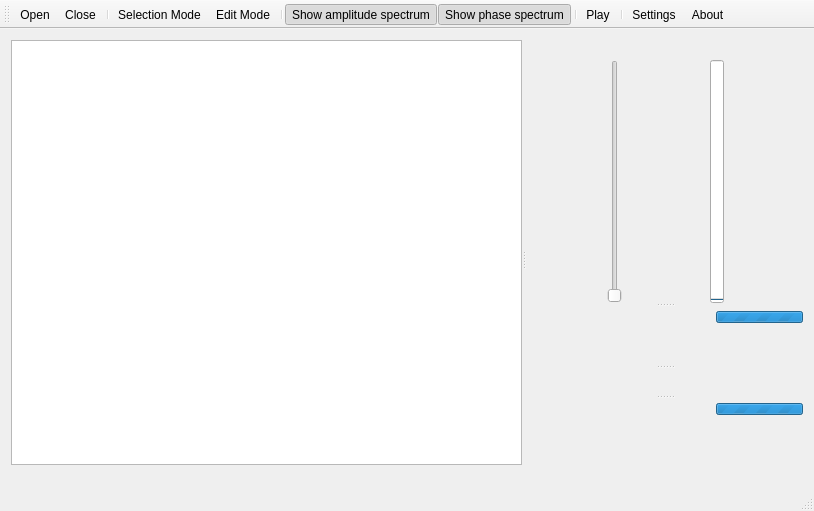
First picture: the form in src/wmainwindow.ui, repository gillesdegottex/dfasma, before the edit.
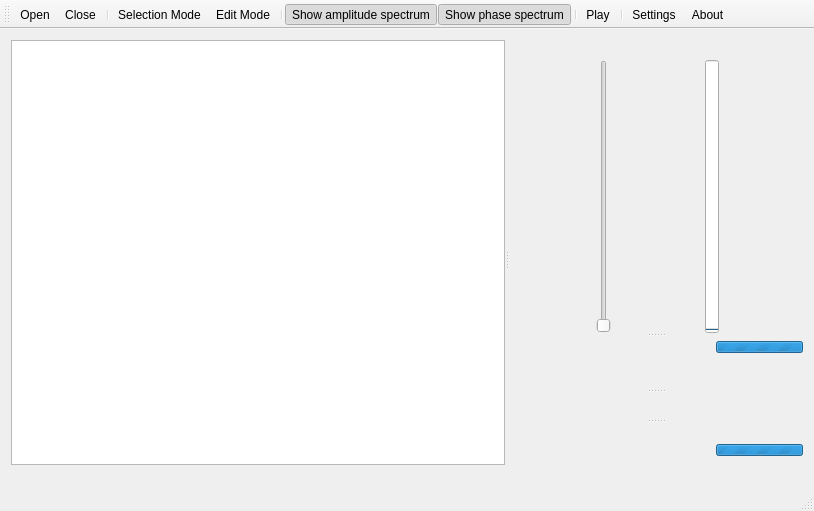
Second picture: the form after the edit. Icons and pictures are not drawn.

Patch:
```diff
--- a/src/wmainwindow.ui
+++ b/src/wmainwindow.ui
@@ -14,7 +14,7 @@
    <string>DFasma</string>
   </property>
   <widget class="QWidget" name="centralWidget">
-   <layout class="QHBoxLayout" name="horizontalLayout_4">
+   <layout class="QVBoxLayout" name="verticalLayout_10">
     <item>
      <widget class="QSplitter" name="splitterMain">
       <property name="orientation">
@@ -203,10 +203,7 @@
         </layout>
        </widget>
        <widget class="QWidget" name="wSpectra" native="true">
-        <layout class="QVBoxLayout" name="verticalLayout_9">
-         <property name="spacing">
-          <number>0</number>
-         </property>
+        <layout class="QVBoxLayout" name="verticalLayout_3">
          <property name="leftMargin">
           <number>0</number>
          </property>
@@ -246,7 +243,26 @@
             <item>
              <layout class="QHBoxLayout" name="horizontalLayout_2">
               <item>
-               <layout class="QHBoxLayout" name="lSpectrumToolBar"/>
+               <widget class="QLabel" name="lblSpectrumSelectionTxt">
+                <property name="sizePolicy">
+                 <sizepolicy hsizetype="Preferred" vsizetype="Minimum">
+                  <horstretch>0</horstretch>
+                  <verstretch>0</verstretch>
+                 </sizepolicy>
+                </property>
+                <property name="font">
+                 <font>
+                  <family>Monospace</family>
+                  <pointsize>8</pointsize>
+                  <weight>50</weight>
+                  <italic>false</italic>
+                  <bold>false</bold>
+                 </font>
+                </property>
+                <property name="text">
+                 <string>&lt;selection&gt;</string>
+                </property>
+               </widget>
               </item>
               <item>
                <spacer name="horizontalSpacer_3">
@@ -308,30 +324,13 @@
               </item>
              </layout>
             </item>
-            <item>
-             <widget class="QLabel" name="lblSpectrumSelectionTxt">
-              <property name="sizePolicy">
-               <sizepolicy hsizetype="Preferred" vsizetype="Minimum">
-                <horstretch>0</horstretch>
-                <verstretch>0</verstretch>
-               </sizepolicy>
-              </property>
-              <property name="font">
-               <font>
-                <family>Monospace</family>
-                <pointsize>8</pointsize>
-                <weight>50</weight>
-                <italic>false</italic>
-                <bold>false</bold>
-               </font>
-              </property>
-              <property name="text">
-               <string>&lt;selection&gt;</string>
-              </property>
-             </widget>
-            </item>
            </layout>
           </widget>
+         </item>
+         <item>
+          <layout class="QHBoxLayout" name="horizontalLayout_4">
+           <item>
+            <layout class="QVBoxLayout" name="lSpectraToolBar"/>
          </item>
          <item>
           <widget class="QSplitter" name="splitterSpectra">
@@ -396,6 +395,8 @@
           </widget>
          </item>
         </layout>
+         </item>
+        </layout>
        </widget>
        <widget class="QWidget" name="wSpectrogram" native="true">
         <layout class="QVBoxLayout" name="vLayout">
@@ -417,7 +418,26 @@
          <item>
           <layout class="QHBoxLayout" name="horizontalLayout_5">
            <item>
-            <layout class="QHBoxLayout" name="lSpectrogramToolBar"/>
+            <widget class="QLabel" name="lblSpectrogramSelectionTxt">
+             <property name="sizePolicy">
+              <sizepolicy hsizetype="Preferred" vsizetype="Minimum">
+               <horstretch>0</horstretch>
+               <verstretch>0</verstretch>
+              </sizepolicy>
+             </property>
+             <property name="font">
+              <font>
+               <family>Monospace</family>
+               <pointsize>8</pointsize>
+               <weight>50</weight>
+               <italic>false</italic>
+               <bold>false</bold>
+              </font>
+             </property>
+             <property name="text">
+              <string>&lt;selection&gt;</string>
+             </property>
+            </widget>
            </item>
            <item>
             <spacer name="horizontalSpacer_4">
@@ -474,26 +494,14 @@
           </layout>
          </item>
          <item>
-          <widget class="QLabel" name="lblSpectrogramSelectionTxt">
-           <property name="sizePolicy">
-            <sizepolicy hsizetype="Preferred" vsizetype="Minimum">
-             <horstretch>0</horstretch>
-             <verstretch>0</verstretch>
-            </sizepolicy>
-           </property>
-           <property name="font">
-            <font>
-             <family>Monospace</family>
-             <pointsize>8</pointsize>
-             <weight>50</weight>
-             <italic>false</italic>
-             <bold>false</bold>
-            </font>
-           </property>
-           <property name="text">
-            <string>&lt;selection&gt;</string>
-           </property>
-          </widget>
+          <layout class="QHBoxLayout" name="lSpectrogramH">
+           <item>
+            <layout class="QVBoxLayout" name="lSpectrogramToolBar"/>
+           </item>
+           <item>
+            <layout class="QHBoxLayout" name="lSpectrogramGraphicsView"/>
+           </item>
+          </layout>
          </item>
         </layout>
        </widget>
```
Left out of the diff: 15 changed lines with no effect on the pictures. Lines whose indentation alone changed are shown as unchanged.
